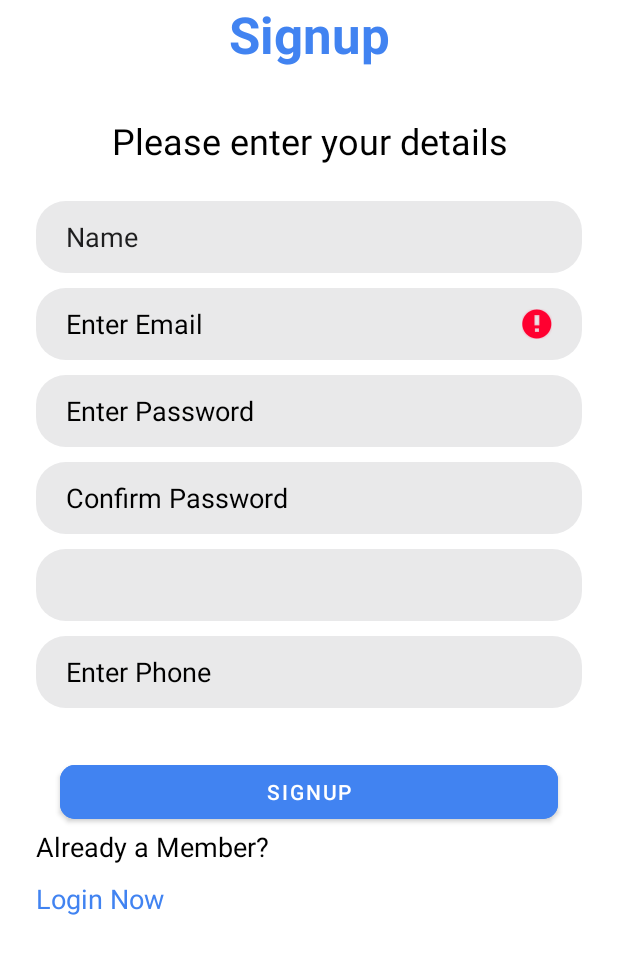
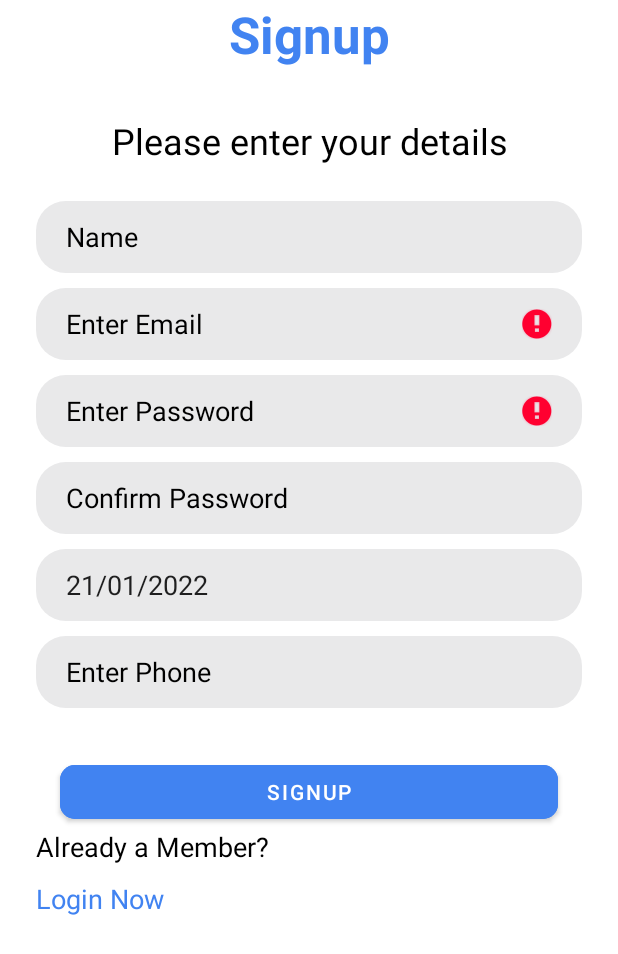
Before and after one commit to BharathKumar-99/MyExamPortal, an Android app: the Signup_Screen screen opened directly, with no data from a screen before it, after a tap on "SIGNUP", on a phone screen of 412 x 824 dp. Shown: the top 954 px of the screen. Run offline under Robolectric (Android 15) with nearby library versions, the phone set to English and light mode, and no system bars; our stand-ins replace Firebase (no records; nobody signed in at launch, a user with empty details on screens opened directly).

Commit message:
signup complete

```diff
--- a/app/src/main/java/com/jrcreations/myexamportal/LoginandSignup/Signup_Screen.java
+++ b/app/src/main/java/com/jrcreations/myexamportal/LoginandSignup/Signup_Screen.java
@@ -1,26 +1,43 @@
 package com.jrcreations.myexamportal.LoginandSignup;
 
+import androidx.annotation.NonNull;
 import androidx.appcompat.app.ActionBar;
 import androidx.appcompat.app.AppCompatActivity;
 
+import android.app.DatePickerDialog;
 import android.content.Intent;
 import android.graphics.Color;
 import android.graphics.drawable.ColorDrawable;
 import android.os.Bundle;
 import android.text.Html;
+import android.util.Log;
 import android.widget.Button;
+import android.widget.DatePicker;
 import android.widget.EditText;
 import android.widget.TextView;
+import android.widget.Toast;
 
+import com.google.android.gms.tasks.OnCompleteListener;
+import com.google.android.gms.tasks.Task;
+import com.google.firebase.auth.AuthResult;
+import com.google.firebase.auth.FirebaseAuth;
+import com.google.firebase.auth.FirebaseUser;
+import com.google.firebase.auth.UserProfileChangeRequest;
 import com.jrcreations.myexamportal.LoginandSignup.Login_Screen;
 import com.jrcreations.myexamportal.R;
 
+import java.text.SimpleDateFormat;
+import java.util.Calendar;
+import java.util.Date;
+import java.util.Locale;
 import java.util.Objects;
 
 public class Signup_Screen extends AppCompatActivity {
     TextView login;
     EditText email,password,name,phone,date,confirm_password;
+    final Calendar myCalendar= Calendar.getInstance();
     Button signup;
+    private FirebaseAuth mAuth;
     boolean emailvalid,passvalid;
     @Override
     protected void onCreate(Bundle savedInstanceState) {
@@ -28,7 +45,7 @@ public class Signup_Screen extends AppCompatActivity {
         setContentView(R.layout.activity_signup_screen);
 
         Objects.requireNonNull(getSupportActionBar()).hide();
-
+        mAuth = FirebaseAuth.getInstance();
 
         login=findViewById(R.id.loginret);
         email=findViewById(R.id.signupemail);
@@ -38,6 +55,20 @@ public class Signup_Screen extends AppCompatActivity {
         date=findViewById(R.id.date);
         confirm_password=findViewById(R.id.signupconfirmpassword);
         signup=findViewById(R.id.signup);
+
+        SimpleDateFormat sdf = new SimpleDateFormat("dd/MM/yyyy");
+        String currentDateandTime = sdf.format(new Date());
+        date.setText(currentDateandTime);
+
+
+
+        date.setOnClickListener(v->{
+            new DatePickerDialog(this,date3,myCalendar.get(Calendar.YEAR),myCalendar.get(Calendar.MONTH)
+                    ,myCalendar.get(Calendar.DAY_OF_MONTH)).show();
+        });
+
+
+
 
         signup.setOnClickListener(v->{
             String emailstr,passswordstr,namestr,phonestr,confirmstr;
@@ -53,6 +84,8 @@ public class Signup_Screen extends AppCompatActivity {
 
             if(emailvalid && passvalid){
                 //save credential
+                createAccount(emailstr,passswordstr);
+
             }
 
         });
@@ -78,10 +111,45 @@ public class Signup_Screen extends AppCompatActivity {
 
     }
     protected boolean passwordmatch(String pass,String conpass){
-        if(pass == conpass){
+
+        if(pass.equals(conpass) && pass.length()>=6){
             return true;
         }
-        else
+        else{
+            password.setError("Password Mismatch");
             return false;
+        }
+
+    }
+
+    private void createAccount(String email, String password) {
+
+        mAuth.createUserWithEmailAndPassword(email, password)
+                .addOnCompleteListener(this, task -> {
+                    if (task.isSuccessful()) {
+                        // Sign in success, update UI with the signed-in user's information
+                        Log.d("TAG", "createUserWithEmail:success");
+                        Toast.makeText(this, "Successfully Created", Toast.LENGTH_SHORT).show();
+                        onBackPressed();
+                    } else {
+                        // If sign in fails, display a message to the user.
+                        Log.d("TAG", "createUserWithEmail:failure", task.getException());
+                        Toast.makeText(Signup_Screen.this, "Authentication failed.",
+                                Toast.LENGTH_SHORT).show();
+
+                    }
+                });
+}
+
+    DatePickerDialog.OnDateSetListener date3 = (view, year, month, day) -> {
+        myCalendar.set(Calendar.YEAR, year);
+        myCalendar.set(Calendar.MONTH,month);
+        myCalendar.set(Calendar.DAY_OF_MONTH,day);
+        updateLabel();
+    };
+    private void updateLabel(){
+        String myFormat="MM/dd/yy";
+        SimpleDateFormat dateFormat=new SimpleDateFormat(myFormat, Locale.US);
+        date.setText(dateFormat.format(myCalendar.getTime()));
     }
 }
--- a/app/src/main/res/layout/activity_signup_screen.xml
+++ b/app/src/main/res/layout/activity_signup_screen.xml
@@ -49,10 +49,11 @@
                 android:layout_marginTop="24dp"
                 android:background="@drawable/rounded_text"
                 android:ems="10"
+                android:hint="Name"
                 android:inputType="textPersonName"
                 android:paddingStart="20dp"
                 android:paddingEnd="20dp"
-                android:text="Name" />
+                android:textColorHint="#000000" />
 
             <EditText
                 android:id="@+id/signupemail"
@@ -104,8 +105,10 @@
                 android:background="@drawable/rounded_text"
                 android:ems="10"
                 android:inputType="date"
+                android:focusable="false"
                 android:paddingStart="20dp"
-                android:paddingEnd="20dp" />
+                android:paddingEnd="20dp"
+                tools:ignore="SpeakableTextPresentCheck" />
 
             <EditText
                 android:id="@+id/signupphone"
@@ -128,6 +131,7 @@
                 android:layout_marginTop="32dp"
                 android:layout_marginEnd="16dp"
                 android:backgroundTint="@color/blue"
+
                 android:text="Signup"
                 android:textColor="#FFFFFF"
                 app:cornerRadius="10dp"
```
